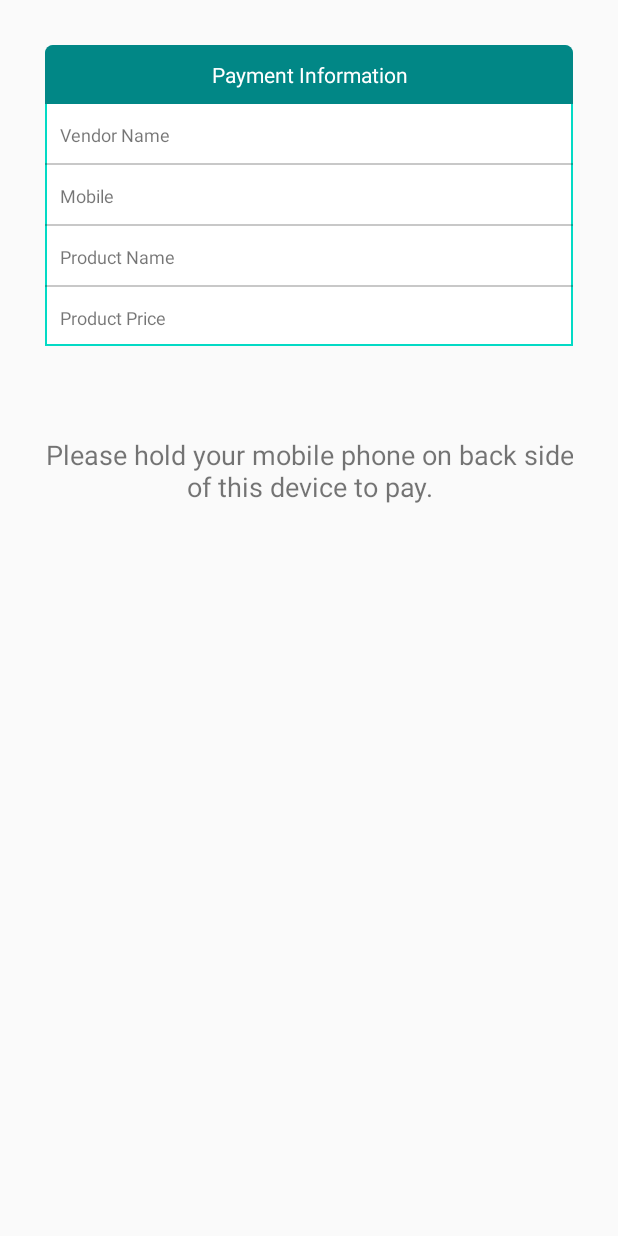
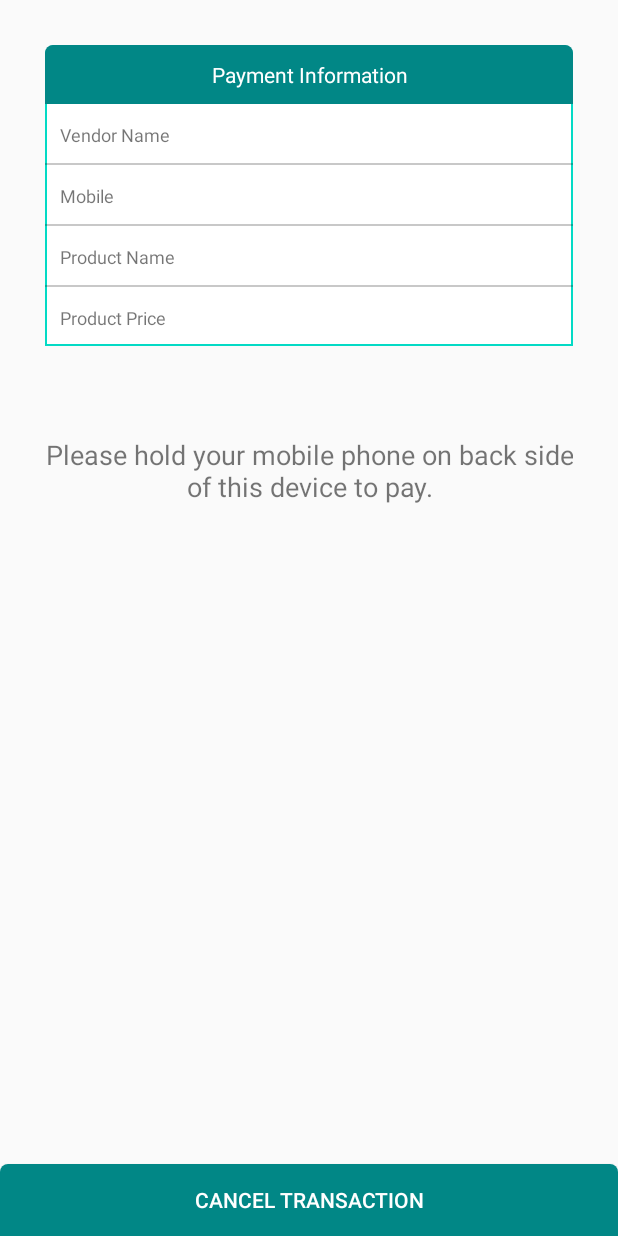
Before and after one commit to harshalrandhe/ULISPay, an Android app: the layout activity_payment.xml on its own in the app's theme, with its tools: preview values and no code run, on a phone screen of 412 x 824 dp. Run offline under Robolectric (Android 15) with nearby library versions, the phone set to English and light mode, and no system bars.

Commit message:
Added transaction message, added cancel transaction button

```diff
--- a/app/src/main/java/com/ulisfintech/myapplication/ui/products/ProductDetailsActivity.java
+++ b/app/src/main/java/com/ulisfintech/myapplication/ui/products/ProductDetailsActivity.java
@@ -9,6 +9,7 @@ import android.os.Bundle;
 import android.view.MenuItem;
 import android.view.View;
 import android.widget.CompoundButton;
+import android.widget.Toast;
 
 import com.bumptech.glide.Glide;
 import com.google.gson.Gson;
@@ -70,6 +71,8 @@ public class ProductDetailsActivity extends AppCompatActivity implements Compoun
                 Intent intent = new Intent(this, PaymentActivity.class);
                 intent.putExtra(AppConstants.NDEF_MESSAGE, new Gson().toJson(paymentData));
                 startActivity(intent);
+            }else{
+                Toast.makeText(this, "Not available at this time", Toast.LENGTH_SHORT).show();
             }
         });
     }
--- a/artha/src/main/res/layout/activity_payment.xml
+++ b/artha/src/main/res/layout/activity_payment.xml
@@ -162,6 +162,15 @@
             android:gravity="center"
             android:text="@string/tap_and_pay"
             android:textSize="18sp" />
+
+        <Button
+            android:id="@+id/btnCancel"
+            android:layout_width="match_parent"
+            android:layout_height="wrap_content"
+            android:layout_alignParentBottom="true"
+            android:background="@drawable/text_shape"
+            android:textColor="@color/white"
+            android:text="@string/label_btn_cancel"/>
     </RelativeLayout>
 
 
--- a/artha/src/main/res/values/strings.xml
+++ b/artha/src/main/res/values/strings.xml
@@ -3,4 +3,5 @@
     <string name="service_desc">Aurtha Payment Service</string>
     <string name="aid_description">Customer App</string>
     <string name="tap_and_pay">Please hold your mobile phone on back side of this device to pay.</string>
+    <string name="label_btn_cancel">Cancel Transaction</string>
 </resources>
```
Also changed, not shown: artha/src/main/java/com/ulisfintech/artha/PaymentActivity.java (+10 -0 lines).
